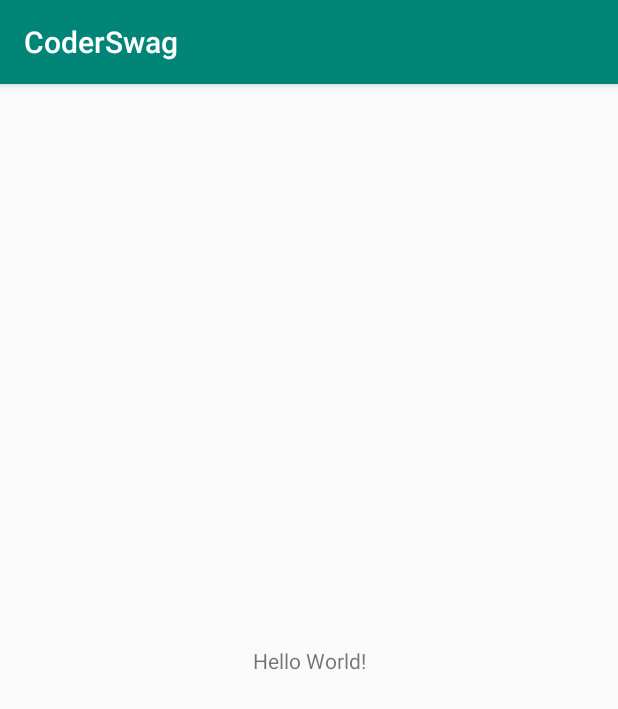
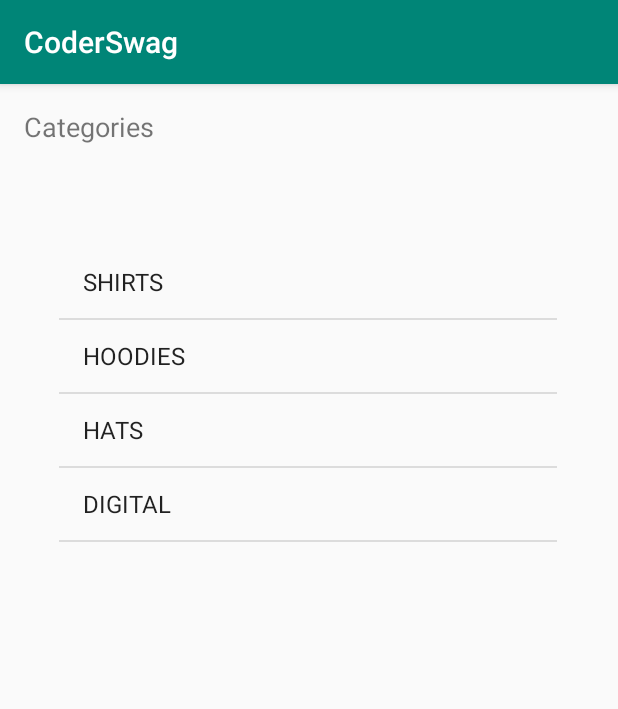
Before and after one commit to simonw101/CoderSwag, an Android app: the screen it shows after launch (MainActivity), on a phone screen of 412 x 824 dp. Shown: the top 709 px of the screen. Run offline under Robolectric (Android 15) with nearby library versions, the phone set to English and light mode, and no system bars.

Commit message:
created custom listview cell

```diff
--- a/app/src/main/java/com/example/coderswag/Controller/MainActivity.kt
+++ b/app/src/main/java/com/example/coderswag/Controller/MainActivity.kt
@@ -2,12 +2,25 @@ package com.example.coderswag.Controller
 
 import androidx.appcompat.app.AppCompatActivity
 import android.os.Bundle
+import android.widget.ArrayAdapter
+import com.example.coderswag.Modal.Category
 import com.example.coderswag.R
+import com.example.coderswag.Services.DataService
+import kotlinx.android.synthetic.main.activity_main.*
 
 class MainActivity : AppCompatActivity() {
+
+    lateinit var adapter : ArrayAdapter<Category>
 
     override fun onCreate(savedInstanceState: Bundle?) {
         super.onCreate(savedInstanceState)
         setContentView(R.layout.activity_main)
+
+        adapter = ArrayAdapter(this,
+            android.R.layout.simple_list_item_1,
+            DataService.categories
+            )
+
+        categoryListView.adapter = adapter
     }
 }
--- a/app/src/main/java/com/example/coderswag/Modal/Category.kt
+++ b/app/src/main/java/com/example/coderswag/Modal/Category.kt
@@ -1,3 +1,9 @@
 package com.example.coderswag.Modal
 
-class Category(val title: String, val image: String)
+class Category(val title: String, val image: String) {
+
+    override fun toString(): String {
+        return title
+    }
+
+}
--- a/app/src/main/res/layout/activity_main.xml
+++ b/app/src/main/res/layout/activity_main.xml
@@ -7,12 +7,31 @@
     tools:context=".Controller.MainActivity">
 
     <TextView
+        android:id="@+id/textView"
         android:layout_width="wrap_content"
         android:layout_height="wrap_content"
-        android:text="Hello World!"
-        app:layout_constraintBottom_toBottomOf="parent"
+        android:layout_marginLeft="16dp"
+        android:layout_marginTop="16dp"
+        android:text="Categories"
+        android:textSize="18sp"
         app:layout_constraintLeft_toLeftOf="parent"
-        app:layout_constraintRight_toRightOf="parent"
         app:layout_constraintTop_toTopOf="parent" />
 
+    <ListView
+        android:id="@+id/categoryListView"
+        android:layout_width="332dp"
+        android:layout_height="637dp"
+        android:layout_marginStart="8dp"
+        android:layout_marginLeft="8dp"
+        android:layout_marginTop="8dp"
+        android:layout_marginEnd="8dp"
+        android:layout_marginRight="8dp"
+        android:layout_marginBottom="8dp"
+        app:layout_constraintBottom_toBottomOf="parent"
+        app:layout_constraintEnd_toEndOf="parent"
+        app:layout_constraintHorizontal_bias="0.493"
+        app:layout_constraintStart_toStartOf="parent"
+        app:layout_constraintTop_toBottomOf="@+id/textView"
+        app:layout_constraintVertical_bias="0.8" />
+
 </androidx.constraintlayout.widget.ConstraintLayout>
```
Also changed, not shown: app/src/main/res/layout/category_list_item.xml (added, +34 -0 lines).
